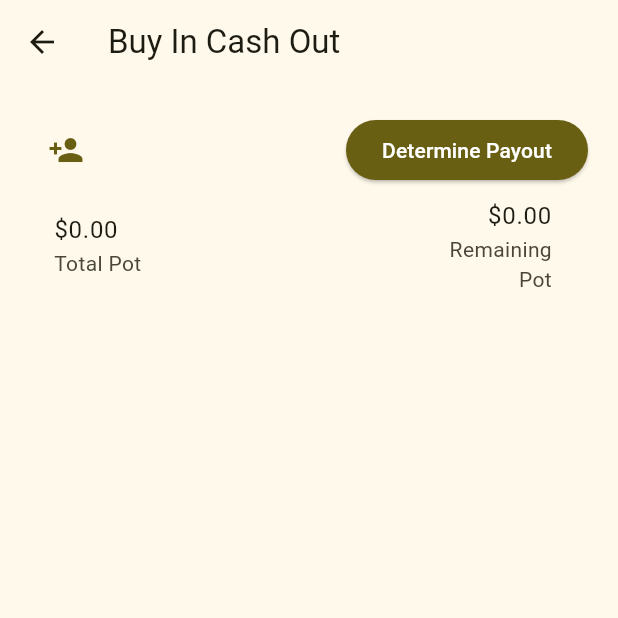
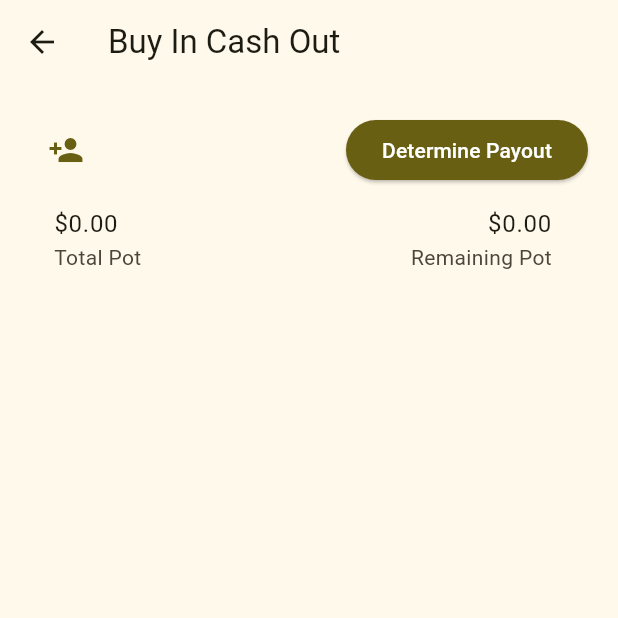
Before and after one commit to sswane/buy_in_pay_out, a Flutter app: the BuyCash screen opened directly, on a phone screen of 412 x 824 dp, the top half of it. Run offline on Flutter 3.47's test engine with Material 2 defaults, Android fonts, the phone set to English and light mode, and no system bars; our stand-ins replace firebase_analytics, firebase_core; missing offline and left inert: info_popup; accounts and stored records are empty; statements that could not run were skipped.

Commit message:
Fix remaining pot size & update for ios deployment

```diff
--- a/lib/pot.dart
+++ b/lib/pot.dart
@@ -13,14 +13,14 @@ class Pot extends StatelessWidget {
       mainAxisAlignment: MainAxisAlignment.spaceBetween,
       children: [
         SizedBox(
-          width: 131,
+          width: 138,
           child: ListTile(
             title: Text('\$${appState.getTotalPot().toStringAsFixed(2)}'),
             subtitle: const Text('Total Pot'),
           ),
         ),
         SizedBox(
-          width: 131,
+          width: 138,
           child: ListTile(
             title: Text('\$${appState.getRemainingPot().toStringAsFixed(2)}',
                 textAlign: TextAlign.right),
```
Also changed, not shown: 2 other files.
